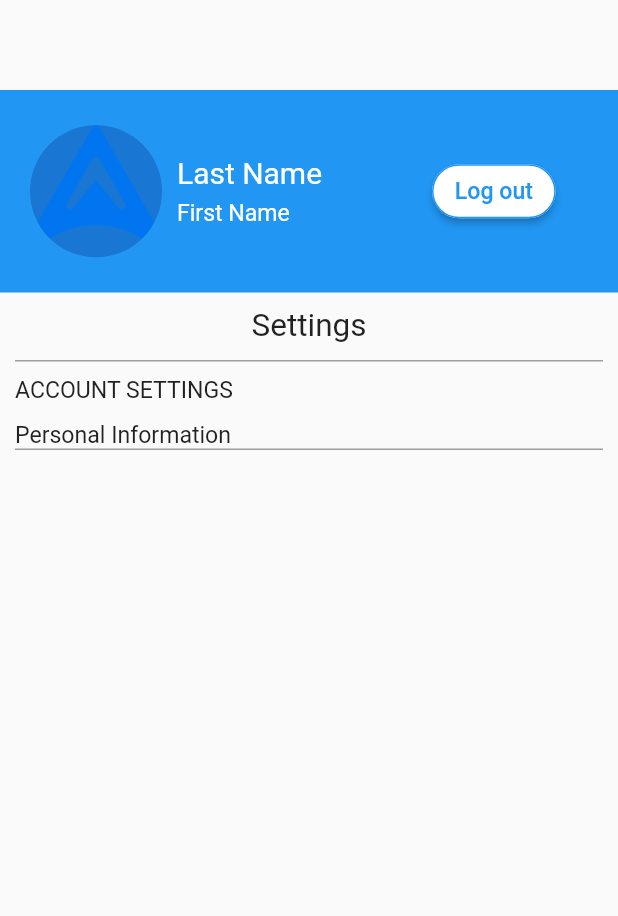
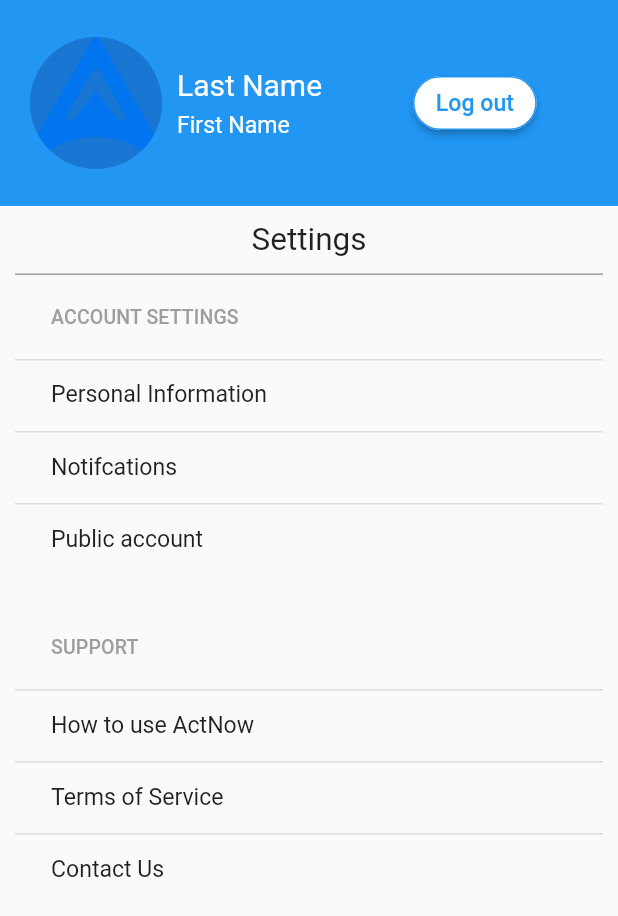
Before and after one commit to utmgdsc/ActNow, a Flutter app: the ProfilePage screen opened directly with empty values, on a phone screen of 412 x 824 dp. Shown: the top 916 px of the screen. Run offline on Flutter 3.47's test engine with Material 2 defaults, Android fonts, the phone set to English and light mode, and no system bars; our stand-ins replace cloud_firestore, firebase_auth, firebase_core, flutter_signin_button; accounts and stored records are empty; network calls fail.

Commit message:
more work on profile page

```diff
--- a/src/app/lib/pages/explore_page.dart
+++ b/src/app/lib/pages/explore_page.dart
@@ -16,6 +16,6 @@ class ExplorePageState extends State<ExplorePage> {
     return Scaffold(
         body: Container(
             padding: const EdgeInsets.fromLTRB(150.0, 180.0, 0.0, 0.0),
-            child: const Text("Map Page")));
+            child: const Text("Explore Page")));
   }
 }
--- a/src/app/lib/pages/profile_page.dart
+++ b/src/app/lib/pages/profile_page.dart
@@ -21,15 +21,18 @@ class ProfilePageState extends State<ProfilePage> {
   @override
   Widget build(BuildContext context) {
     double widthVariable = MediaQuery.of(context).size.width;
+    double heightVariable = MediaQuery.of(context).size.height;
+    double statusBarHeight = MediaQuery.of(context).padding.top;
 
     return Scaffold(
-      body: Column(
+        body: SingleChildScrollView(
+      child: Column(
         children: <Widget>[
           Container(
-              padding: const EdgeInsets.fromLTRB(0, 60.0, 0.0, 0.0),
+              padding: EdgeInsets.fromLTRB(0, statusBarHeight , 0.0, 0.0),
               child: Container(
                 color: Colors.blue,
-                height: 135,
+                height: heightVariable / 6,
                 width: widthVariable,
                 child: Row(
                   children: <Widget>[
@@ -39,7 +42,7 @@ class ProfilePageState extends State<ProfilePage> {
                       backgroundImage: AssetImage('assets/Logo.png'),
                     ),
                     SizedBox(
-                        width: 150,
+                        width: widthVariable / 3,
                         child: Stack(
                           children: <Widget>[
                             Container(
@@ -57,7 +60,7 @@ class ProfilePageState extends State<ProfilePage> {
                             ),
                           ],
                         )),
-                    const SizedBox(width: 30.0),
+                    const SizedBox(width: 30),
                     ElevatedButton(
                         onPressed: () {
                           widget.signOut();
@@ -73,38 +76,66 @@ class ProfilePageState extends State<ProfilePage> {
                 ),
               )),
           const SizedBox(height: 10.0),
-          const Center(
+          SizedBox(
+              width: widthVariable,
+              child: const Center(
                 child: Text(
                   "Settings",
                   style: TextStyle(fontSize: 21),
                 ),
-          ),
+              )),
           Container(
               margin: const EdgeInsets.all(10),
-              width: widthVariable,
+              child: DataTable(
                 decoration: const BoxDecoration(
                     border: Border(
                   top: BorderSide(color: Colors.grey),
                 )),
-              child: Stack(
-                children: [
+                columns: const <DataColumn>[
+                  DataColumn(
+                    label: Text(
+                      'ACCOUNT SETTINGS',
+                      style: TextStyle(fontSize: 13, color: Colors.grey),
+                    ),
+                  ),
+                ],
+                rows: const <DataRow>[
+                  DataRow(
+                    cells: <DataCell>[DataCell(Text('Personal Information'))],
+                  ),
+                  DataRow(
+                    cells: <DataCell>[DataCell(Text('Notifcations'))],
+                  ),
+                  DataRow(
+                    cells: <DataCell>[DataCell(Text('Public account'))],
+                  ),
+                ],
+              )),
           Container(
-                    padding: const EdgeInsets.fromLTRB(0.0, 10.0, 0.0, 0.0),
-                    child: Text("ACCOUNT SETTINGS"),
+              margin: const EdgeInsets.all(10),
+              child: DataTable(
+                columns: const <DataColumn>[
+                  DataColumn(
+                    label: Text(
+                      'SUPPORT',
+                      style: TextStyle(fontSize: 13, color: Colors.grey),
                     ),
-                  Container(
-                    width: widthVariable,
-                    padding: const EdgeInsets.fromLTRB(0.0, 40.0, 0.0, 0.0),
-                    decoration: const BoxDecoration(
-                        border: Border(
-                      bottom: BorderSide(color: Colors.grey),
+                  ),
+                ],
+                rows: const <DataRow>[
+                  DataRow(
+                    cells: <DataCell>[DataCell(Text('How to use ActNow'))],
+                  ),
+                  DataRow(
+                    cells: <DataCell>[DataCell(Text('Terms of Service'))],
+                  ),
+                  DataRow(
+                    cells: <DataCell>[DataCell(Text('Contact Us'))],
+                  ),
+                ],
               )),
-                    child: Text("Personal Information"),
-                  )
-                ],
-              ))
         ],
       ),
-    );
+    ));
   }
 }
```
Lines whose indentation alone changed are shown as unchanged.
